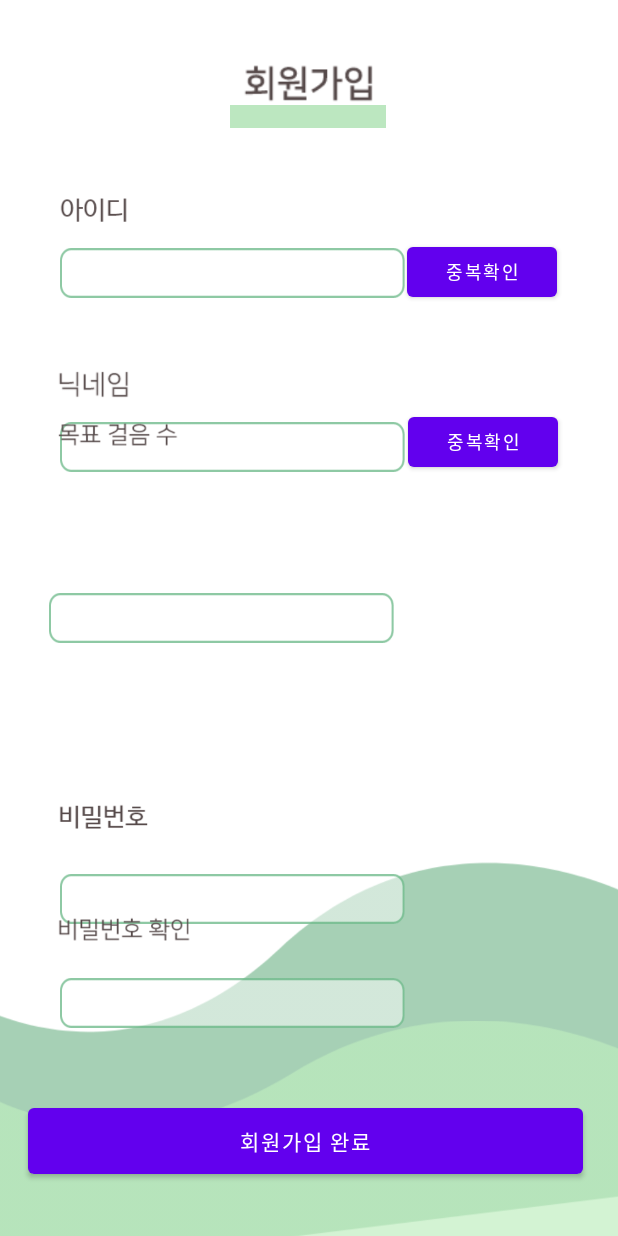
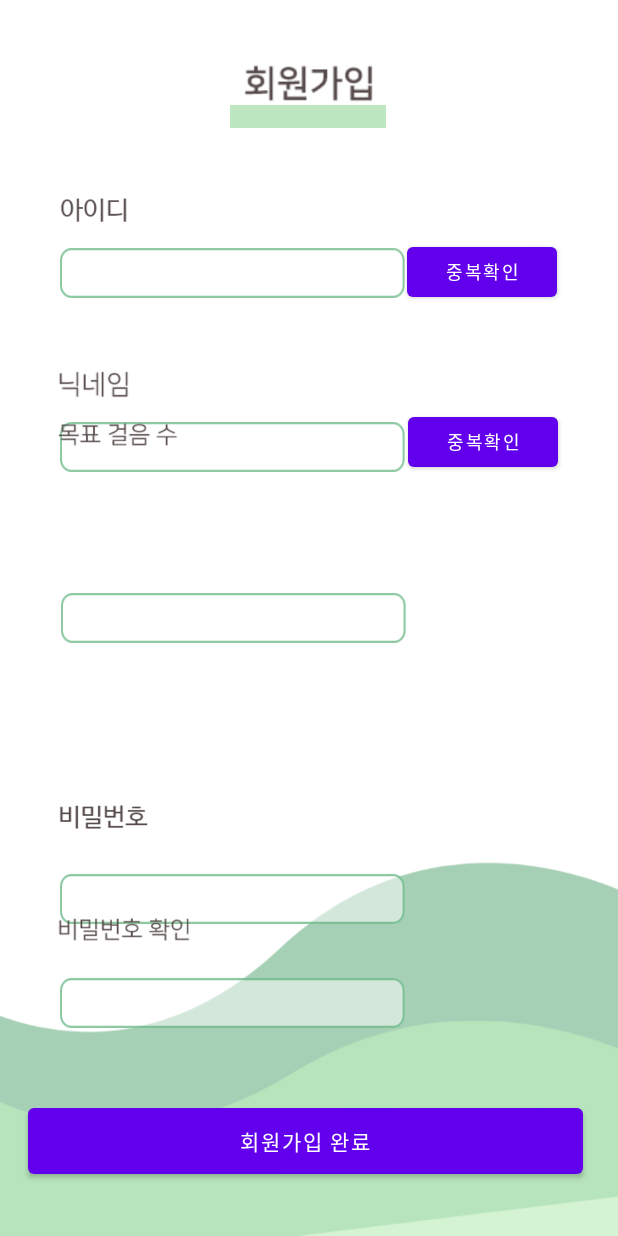
Before and after one commit to 0dahye0/GURU2, an Android app: the SignUpActivity screen opened directly, with no data from a screen before it, after a tap on "회원가입 완료", on a phone screen of 412 x 824 dp. Run offline under Robolectric (Android 15) with nearby library versions, the phone set to English and light mode, and no system bars.

Commit message:
목표걸음 수 코드 추가

```diff
--- a/app/src/main/java/com/example/guru2/SignUpActivity.kt
+++ b/app/src/main/java/com/example/guru2/SignUpActivity.kt
@@ -16,6 +16,7 @@ class SignUpActivity : AppCompatActivity() {
 
     lateinit var SignUpId : EditText
     lateinit var SignUpNickName : EditText
+    lateinit var SignUpStepValue  :EditText
     lateinit var SignUpPassword : EditText
     lateinit var SignUpPasswordCheck : EditText
     lateinit var SignUpIdCheckBtn : Button
@@ -30,6 +31,7 @@ class SignUpActivity : AppCompatActivity() {
 
         SignUpId = findViewById(R.id.SingUpId)
         SignUpNickName = findViewById(R.id.SignUpNickName)
+        SignUpStepValue = findViewById(R.id.SignUpStepValue)
         SignUpPassword = findViewById(R.id.SignUpPassword)
         SignUpPasswordCheck = findViewById(R.id.SignUpPasswordCheck)
         SignUpIdCheckBtn = findViewById(R.id.SignUpIdCheckBtn)
@@ -77,12 +79,13 @@ class SignUpActivity : AppCompatActivity() {
         SignUpFinishBtn.setOnClickListener {
             var sid = SignUpId.text.toString()
             var snickname = SignUpNickName.text.toString()
+            var sstepvalue = SignUpStepValue.text.toString()
             var spwd = SignUpPassword.text.toString()
             var spwdcheck = SignUpPasswordCheck.text.toString()
 
             //아이디, 패스워드, 닉네임 빈칸일 때
-            if(sid.length==0 || snickname.length==0 || spwd.length==0 || spwdcheck.length==0){
-                Toast.makeText(applicationContext, "아이디와 닉네임, 패스워드는는 필수 입력사항입니다.", Toast.LENGTH_SHORT).show()
+            if(sid.length==0 || snickname.length==0 || sstepvalue.length==0 ||spwd.length==0 || spwdcheck.length==0){
+                Toast.makeText(applicationContext, "아이디와 닉네임, 목표 걸음 수와 패스워드는 필수 입력사항입니다.", Toast.LENGTH_SHORT).show()
             }
             else{
                 if(!spwd.equals(spwdcheck)){
--- a/app/src/main/res/layout/activity_group_show.xml
+++ b/app/src/main/res/layout/activity_group_show.xml
@@ -27,7 +27,7 @@
             app:srcCompat="@drawable/main_icon" />
 
         <ImageButton
-            android:id="@+id/myPageBtn2"
+            android:id="@+id/mypageBtn2"
             android:layout_width="wrap_content"
             android:layout_height="wrap_content"
             android:layout_marginTop="16dp"
--- a/app/src/main/res/layout/activity_main.xml
+++ b/app/src/main/res/layout/activity_main.xml
@@ -76,7 +76,7 @@
         app:layout_constraintTop_toBottomOf="@+id/imageView5" />
 
     <Button
-        android:id="@+id/loginBtn"
+        android:id="@+id/LoginBtn"
         android:layout_width="150dp"
         android:layout_height="45dp"
         android:insetTop="0dp"
@@ -90,7 +90,7 @@
         app:layout_constraintVertical_bias="0.921" />
 
     <Button
-        android:id="@+id/signUpBtn"
+        android:id="@+id/SignUpBtn"
         android:layout_width="150dp"
         android:layout_height="45dp"
         android:insetTop="0dp"
--- a/app/src/main/res/layout/activity_sign_up.xml
+++ b/app/src/main/res/layout/activity_sign_up.xml
@@ -223,6 +223,7 @@
         android:id="@+id/SignUpStepValue"
         android:layout_width="230dp"
         android:layout_height="33dp"
+        android:layout_marginStart="10dp"
         android:background="@drawable/textbox"
         android:ems="10"
         android:inputType="textPersonName"
```
